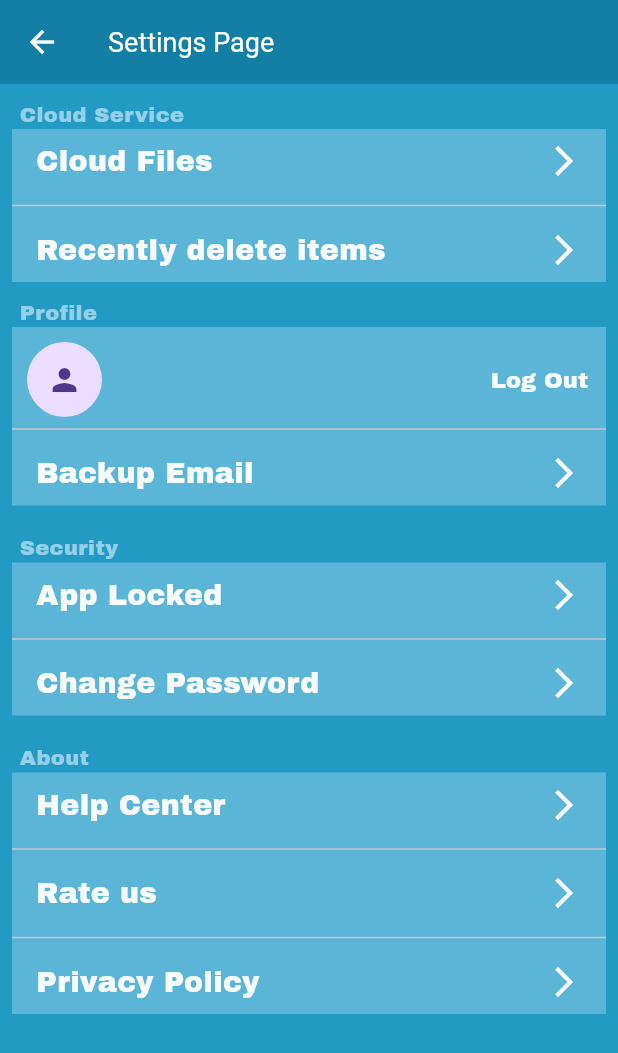
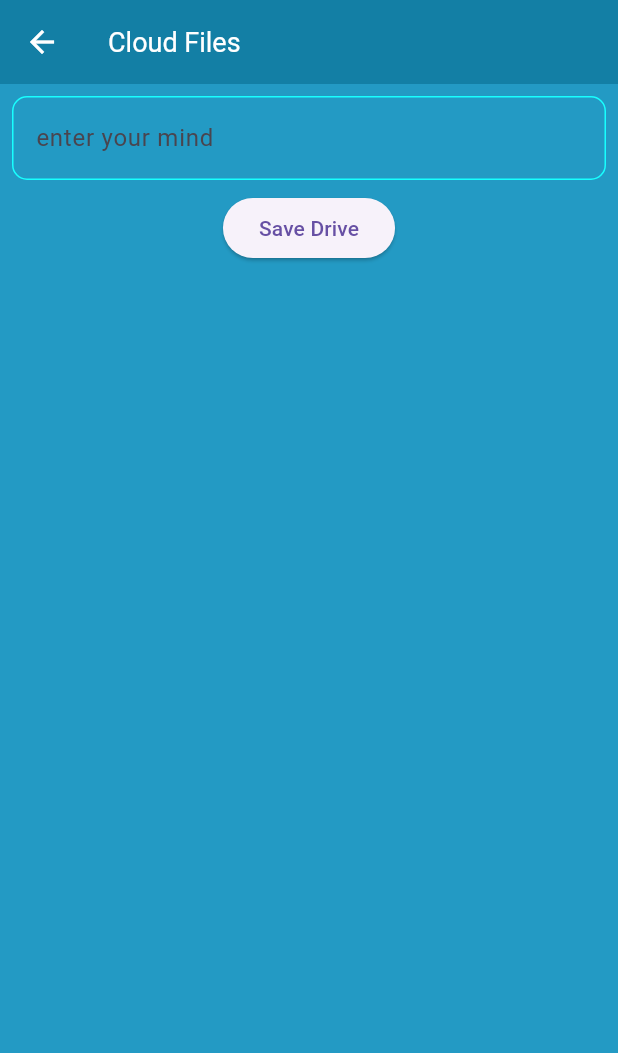
Before and after one commit to omirfarhan/NoteSnap, a Flutter app: the SettingsPage screen opened by its route, after a tap on "Cloud Files", on a phone screen of 412 x 824 dp. Shown: the top 1053 px of the screen. Run offline on Flutter 3.47's test engine with Material 3 defaults, Android fonts, the phone set to English and light mode, and no system bars; our stand-ins replace firebase_auth, firebase_core, google_sign_in; accounts and stored records are empty.

Commit message:
add this topic

```diff
--- a/lib/constants/routes.dart
+++ b/lib/constants/routes.dart
@@ -1 +1,2 @@
 const SettingspageRoute = '/settingspage/';
+const CloudFilesRoute = '/cloudfiles/';
--- a/lib/main.dart
+++ b/lib/main.dart
@@ -2,6 +2,7 @@ import 'package:firebase_core/firebase_core.dart';
 import 'package:flutter/material.dart';
 import 'package:notes/constants/routes.dart';
 import 'package:notes/services/auth/auth_provider.dart';
+import 'package:notes/services/cloud/cloud_files.dart';
 import 'package:notes/ui/settings_page.dart';
 import 'package:provider/provider.dart';
 
@@ -36,7 +37,8 @@ class MyApp extends StatelessWidget {
       home: const MainPage(),
 
       routes: {
-        SettingspageRoute: (context) => const SettingsPage()
+        SettingspageRoute: (context) => const SettingsPage(),
+        CloudFilesRoute: (context) => const CloudFiles()
       },
 
       theme: ThemeData(
--- a/lib/services/auth/auth_provider.dart
+++ b/lib/services/auth/auth_provider.dart
@@ -9,6 +9,8 @@ import 'package:firebase_auth/firebase_auth.dart';
 class AuthProvider extends ChangeNotifier{
 
   final FirebaseAuth _firebaseAuth=FirebaseAuth.instance;
+
+  static var AccessToken;
 
   String? photoUrl;
   String? email;
@@ -41,8 +43,11 @@ class AuthProvider extends ChangeNotifier{
 
   static Future<void> _initSignin() async{
 
+
     if(!isinitalized){
       await googleSignInn.initialize(serverClientId: "84036142309-o3fo97q8hdn43as73p6jaevqdph86hvr.apps.googleusercontent.com");
+
+
     }
     isinitalized = true;
   }
@@ -55,6 +60,7 @@ class AuthProvider extends ChangeNotifier{
 
 
     final GoogleSignInAccount account = await googleSignInn.authenticate();
+
 
     if(account == null ){
       throw FirebaseAuthException(code: 'SignIN Aborted by user',
@@ -76,6 +82,8 @@ class AuthProvider extends ChangeNotifier{
     ]);
 
     final aacessToken=auth?.accessToken;
+
+    AccessToken=aacessToken;
 
     if(aacessToken == null){
       final auth2=await authClient.authorizationForScopes([
@@ -132,4 +140,5 @@ class AuthProvider extends ChangeNotifier{
 
 
 
+
 }
--- /dev/null
+++ b/lib/services/cloud/cloud_files.dart
@@ -0,0 +1,86 @@
+import 'package:firebase_auth/firebase_auth.dart';
+import 'package:flutter/material.dart';
+import 'package:google_sign_in/google_sign_in.dart';
+import 'package:provider/provider.dart';
+
+class CloudFiles extends StatefulWidget {
+  const CloudFiles({super.key});
+
+  @override
+  State<CloudFiles> createState() => _CloudFilesState();
+}
+
+class _CloudFilesState extends State<CloudFiles> {
+
+
+
+  late final TextEditingController _textEditingController;
+
+  @override
+  void initState() {
+    _textEditingController=TextEditingController();
+    super.initState();
+  }
+
+
+  @override
+  Widget build(BuildContext context) {
+      return Scaffold(
+
+        appBar: AppBar(
+          title: const Text('Cloud Files'),
+        ),
+
+
+        body: SafeArea(
+
+          child: Column(
+            children: [
+
+              Padding(
+                padding: const EdgeInsets.all(8.0),
+                child: TextField(
+                  controller: _textEditingController,
+                  keyboardType: TextInputType.text,
+                  decoration: InputDecoration(
+                    labelText: 'enter your mind',
+
+                    focusedBorder: OutlineInputBorder(
+                      borderRadius: BorderRadius.circular(10),
+                      borderSide: BorderSide(color: Colors.cyanAccent,width: 1)
+                    ),
+                    enabledBorder: OutlineInputBorder(
+                      borderRadius: BorderRadius.circular(10),
+                        borderSide: BorderSide(color: Colors.cyanAccent,width: 1)
+                    )
+                  ),
+
+                ),
+              ),
+
+
+              ElevatedButton(
+                  onPressed: () async{
+
+                    //print(_textEditingController.text);
+
+
+                  },
+                  child: const Text('Save Drive')
+              )
+
+            ],
+          ),
+        ),
+
+      );
+  }
+
+
+  @override
+  void dispose() {
+    _textEditingController.dispose();
+    super.dispose();
+  }
+
+}
--- a/lib/ui/settings_page.dart
+++ b/lib/ui/settings_page.dart
@@ -1,6 +1,7 @@
 import 'package:flutter/material.dart';
 import 'package:notes/services/auth/auth_provider.dart';
 import 'package:provider/provider.dart';
+import '../constants/routes.dart';
 
 
 class SettingsPage extends StatefulWidget {
@@ -80,12 +81,91 @@ class _SettingsPageState extends State<SettingsPage> {
                 child: Column(
                   crossAxisAlignment: CrossAxisAlignment.start,
                   children: [
-                    buildCloudService(context, 'Cloud Files'),
+
+                    //buildCloudService(context, 'Cloud Files'),
+                    buldCloudFileMethod(),
                     Divider(thickness: 1),
-                    buildCloudService(context, 'Recently delete items'),
+                    buildRecentlyDeleteItems(),
+                    //buildCloudService(context, 'Recently delete items'),
+
                   ],
 
                 )
+              );
+  }
+
+
+  //build Recently delete items
+  Widget buildRecentlyDeleteItems() {
+    return Material(
+        color: Colors.transparent,
+        child: InkWell(
+
+          splashColor: Colors.white.withOpacity(0.25),
+          borderRadius: BorderRadius.circular(1),
+
+          onTap: (){
+
+
+            print('Recently delete items');
+
+
+          },
+
+          child: Padding(
+            padding: const EdgeInsets.symmetric(vertical: 8,horizontal: 16),
+            child: Row(
+              mainAxisAlignment: MainAxisAlignment.spaceBetween,
+              children: [
+                Title(color: Color(0xFF5BB5D7), child: Text('Recently delete items',
+                  style: TextStyle(
+                      color: Color(0xFFF7FBFD),
+                      fontFamily: 'ArchivoBlack',
+                      fontSize: 19,
+                      fontWeight: FontWeight.w100
+                  ),
+                )),
+                Icon(Icons.arrow_forward_ios_outlined,color: Color(0xFFF7FBFD),)
+              ],
+            ),
+          ),
+
+        ),
+      );
+  }
+
+  //Cloud Files
+  Widget buldCloudFileMethod() {
+    return Material(
+                color: Colors.transparent,
+                child: InkWell(
+
+                  splashColor: Colors.white.withOpacity(0.25),
+                  borderRadius: BorderRadius.circular(1),
+
+                  onTap: (){
+                    Navigator.of(context).pushNamed(CloudFilesRoute);
+                  },
+
+                  child: Padding(
+                    padding: const EdgeInsets.symmetric(vertical: 8,horizontal: 16),
+                    child: Row(
+                      mainAxisAlignment: MainAxisAlignment.spaceBetween,
+                      children: [
+                        Title(color: Color(0xFF5BB5D7), child: Text('Cloud Files',
+                          style: TextStyle(
+                              color: Color(0xFFF7FBFD),
+                              fontFamily: 'ArchivoBlack',
+                              fontSize: 19,
+                              fontWeight: FontWeight.w100
+                          ),
+                        )),
+                        Icon(Icons.arrow_forward_ios_outlined,color: Color(0xFFF7FBFD),)
+                      ],
+                    ),
+                  ),
+
+                ),
               );
   }
 
@@ -155,11 +235,8 @@ class _SettingsPageState extends State<SettingsPage> {
   Widget buildProfileCreator(BuildContext context ,String profilename){
 
     final auth=context.watch<AuthProvider>();
-    print('logging option=== ${auth.user}');
 
     return Material(
-
-
       color: Colors.transparent,
       child: InkWell(
 
@@ -176,8 +253,8 @@ class _SettingsPageState extends State<SettingsPage> {
             await context.read<AuthProvider>().signinwithgoogle();
             print(auth.email);
             print(auth.profilename);
-            print(auth.photoUrl);
 
+            print('======${AuthProvider.AccessToken}');
             profilename=auth.profilename!;
 
           }catch(e){
--- a/pubspec.yaml
+++ b/pubspec.yaml
@@ -39,6 +39,7 @@ dependencies:
   firebase_core: ^4.2.0
   provider: ^6.1.5+1
   firebase_auth: ^6.1.3
+  googleapis_auth: ^2.0.0
 
 
 dev_dependencies:
```
Also changed, not shown: pubspec.lock, 1 other file.
